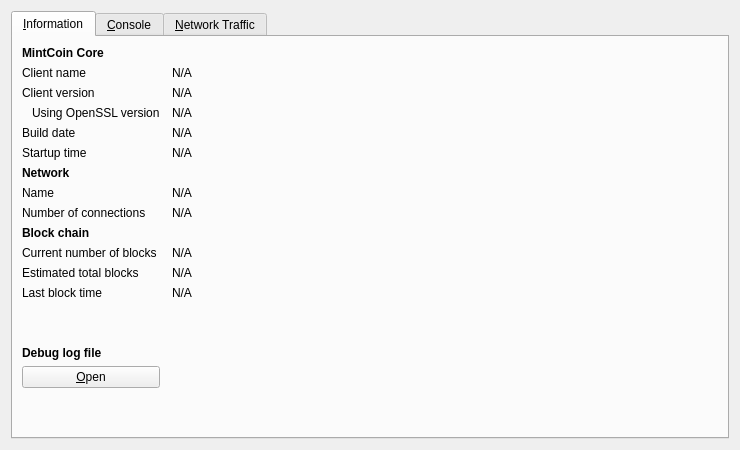
The window that src/qt/forms/rpcconsole.ui (MintcoinCommunity/Mintcoin-Desktop-Wallet) describes before a commit, drawn with Qt 5.
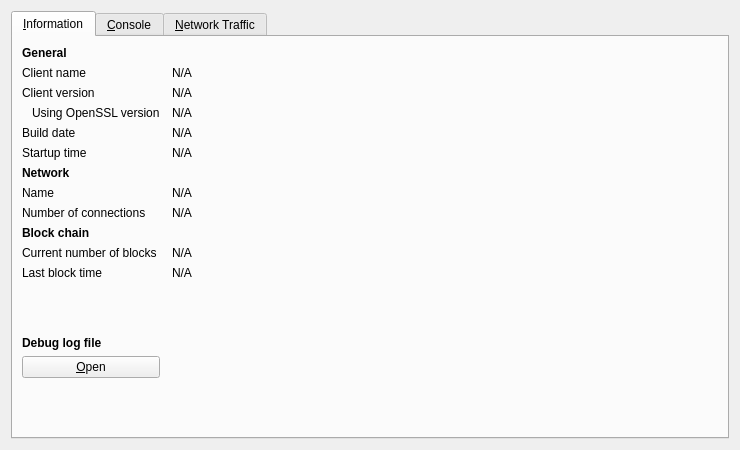
The same window after the commit. Icons and pictures are not drawn. Custom widgets are drawn as their Qt base class.

Commit message:
Remove NumBlocksOfPeers
Generally useless information. Only updates on connect time, not after
that. Peers can easily lie and the median filter is not effective in
preventing that.

In the past it was used for progress display in the GUI but
`CheckPoints::guessVerificationProgress` provides a better way that is now used.
It was too easy to mislead it. Peers do lie about it in practice, see issue #4065.

From the RPC, `getpeerinfo` gives the peer raw values, which are more
useful.

BTC Commit(s):
aa250f0453029afbf3c903899a3770c61e389468
bbe1925ce3e627fd405d83e3c947e1f430a1d720

The edit to the form file:
```diff
--- a/src/qt/forms/rpcconsole.ui
+++ b/src/qt/forms/rpcconsole.ui
@@ -36,7 +36,7 @@
           </font>
          </property>
          <property name="text">
-          <string>MintCoin Core</string>
+          <string>General</string>
          </property>
         </widget>
        </item>
@@ -254,36 +254,13 @@
         </widget>
        </item>
        <item row="11" column="0">
-        <widget class="QLabel" name="label_4">
-         <property name="text">
-          <string>Estimated total blocks</string>
-         </property>
-        </widget>
-       </item>
-       <item row="11" column="1">
-        <widget class="QLabel" name="totalBlocks">
-         <property name="cursor">
-          <cursorShape>IBeamCursor</cursorShape>
-         </property>
-         <property name="text">
-          <string>N/A</string>
-         </property>
-         <property name="textFormat">
-          <enum>Qt::PlainText</enum>
-         </property>
-         <property name="textInteractionFlags">
-          <set>Qt::LinksAccessibleByMouse|Qt::TextSelectableByKeyboard|Qt::TextSelectableByMouse</set>
-         </property>
-        </widget>
-       </item>
-       <item row="12" column="0">
         <widget class="QLabel" name="label_2">
          <property name="text">
           <string>Last block time</string>
          </property>
         </widget>
        </item>
-       <item row="12" column="1">
+       <item row="11" column="1">
         <widget class="QLabel" name="lastBlockTime">
          <property name="cursor">
           <cursorShape>IBeamCursor</cursorShape>
@@ -299,7 +276,7 @@
          </property>
         </widget>
        </item>
-       <item row="13" column="0">
+       <item row="12" column="0">
         <spacer name="verticalSpacer_2">
          <property name="orientation">
           <enum>Qt::Vertical</enum>
@@ -312,7 +289,7 @@
          </property>
         </spacer>
        </item>
-       <item row="14" column="0">
+       <item row="13" column="0">
         <widget class="QLabel" name="labelDebugLogfile">
          <property name="font">
           <font>
@@ -325,7 +302,7 @@
          </property>
         </widget>
        </item>
-       <item row="15" column="0">
+       <item row="14" column="0">
         <widget class="QPushButton" name="openDebugLogfileButton">
          <property name="toolTip">
           <string>Open the MintCoin debug log file from the current data directory. This can take a few seconds for large log files.</string>
@@ -338,7 +315,7 @@
          </property>
         </widget>
        </item>
-       <item row="16" column="0">
+       <item row="15" column="0">
         <spacer name="verticalSpacer">
          <property name="orientation">
           <enum>Qt::Vertical</enum>
```
The commit also changes 8 other files.
